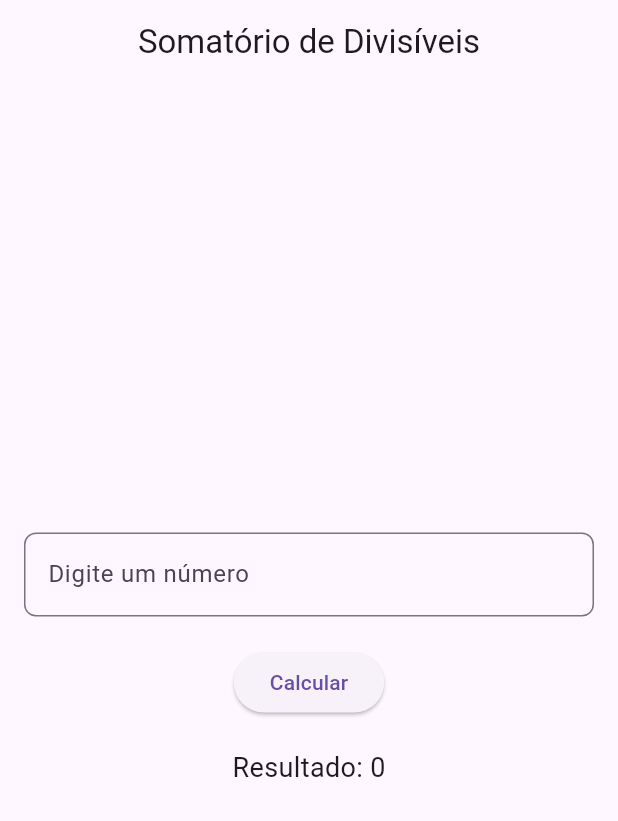
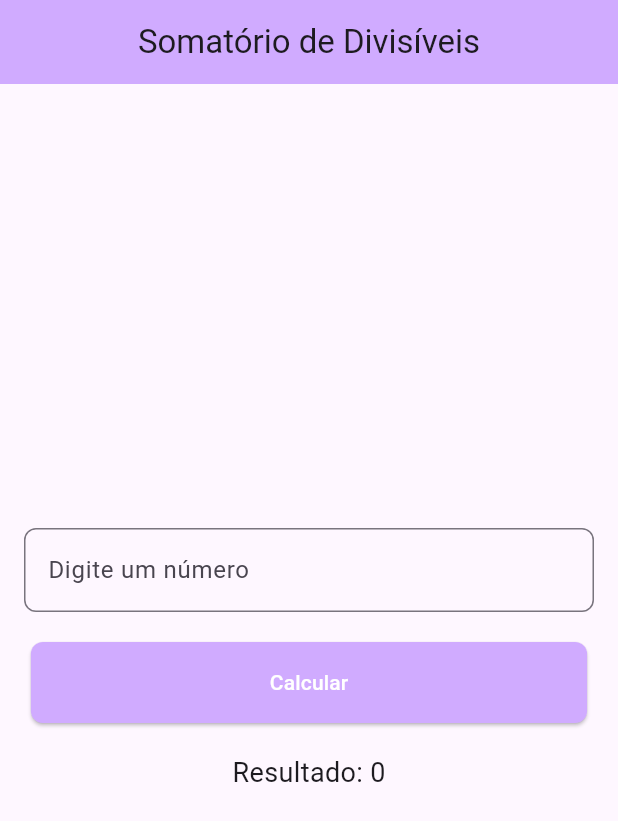
Before and after one commit to anaGomide/escribo, a Flutter app: the screen it shows after launch, on a phone screen of 412 x 824 dp. Shown: the top 821 px of the screen. Run offline on Flutter 3.47's test engine with Material 3 defaults, Android fonts, the phone set to English and light mode, and no system bars.

Commit message:
ajustes no layout

```diff
--- a/lib/main.dart
+++ b/lib/main.dart
@@ -43,10 +43,12 @@ class _MyHomePageState extends State<MyHomePage> {
 
   @override
   Widget build(BuildContext context) {
+    final deviceSize = MediaQuery.of(context).size;
     return Scaffold(
       appBar: AppBar(
         title: Text('Somatório de Divisíveis'),
         centerTitle: true,
+        backgroundColor: const Color(0xFFD0ABFF),
       ),
       body: Padding(
         padding: const EdgeInsets.all(16.0),
@@ -59,6 +61,11 @@ class _MyHomePageState extends State<MyHomePage> {
               decoration: InputDecoration(
                 labelText: 'Digite um número',
                 fillColor: Colors.white,
+                focusedBorder: OutlineInputBorder(
+                  borderRadius: BorderRadius.circular(8),
+                  borderSide:
+                      BorderSide(color: const Color(0xFFD0ABFF), width: 2),
+                ),
                 border: OutlineInputBorder(
                   borderRadius: BorderRadius.circular(8),
                   borderSide: const BorderSide(),
@@ -70,21 +77,23 @@ class _MyHomePageState extends State<MyHomePage> {
               onPressed: () {
                 calcularSomatorio();
               },
-              child: Text('Calcular'),
+              style: ElevatedButton.styleFrom(
+                foregroundColor: Colors.white,
+                minimumSize: Size(deviceSize.width * 0.9, 54),
+                backgroundColor: const Color(0xFFD0ABFF),
+                shape: RoundedRectangleBorder(
+                  borderRadius: BorderRadius.circular(8),
+                ),
+              ),
+              child: Text(
+                'Calcular',
+              ),
             ),
             SizedBox(height: 20),
             Text(
               'Resultado: $resultado',
               style: TextStyle(
                 fontSize: 18,
-                style: ElevatedButton.styleFrom(
-                  foregroundColor: Colors.white,
-                  minimumSize: Size(deviceSize.width * 0.9, 54),
-                  backgroundColor: const Color(0xFFD0ABFF),
-                  shape: RoundedRectangleBorder(
-                    borderRadius: BorderRadius.circular(8),
-                  ),
-                ),
               ),
             ),
           ],
```
